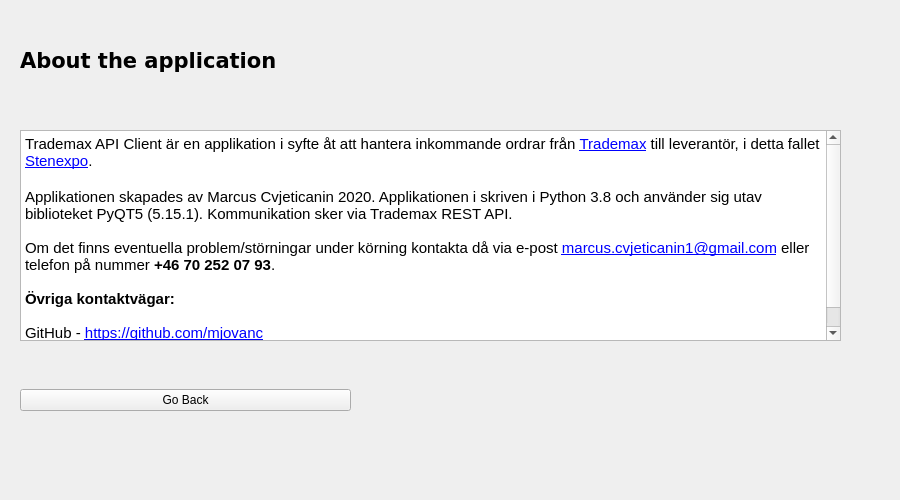
First picture: the form in src/view/ui/widget_about.ui, repository mjovanc/trademax-api-client, before the edit.
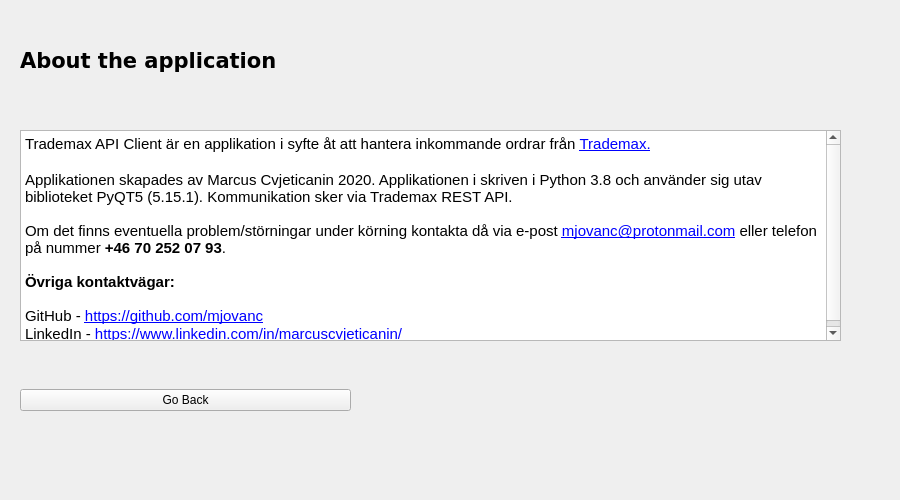
Second picture: the form after the edit.

Commit message: Changing window size of purchase order

```diff
--- a/src/view/ui/widget_about.ui
+++ b/src/view/ui/widget_about.ui
@@ -33,9 +33,9 @@
 &lt;html&gt;&lt;head&gt;&lt;meta name=&quot;qrichtext&quot; content=&quot;1&quot; /&gt;&lt;style type=&quot;text/css&quot;&gt;
 p, li { white-space: pre-wrap; }
 &lt;/style&gt;&lt;/head&gt;&lt;body style=&quot; font-family:'Ubuntu'; font-size:11pt; font-weight:400; font-style:normal;&quot;&gt;
-&lt;p style=&quot; margin-top:0px; margin-bottom:0px; margin-left:0px; margin-right:0px; -qt-block-indent:0; text-indent:0px;&quot;&gt;Trademax API Client är en applikation i syfte åt att hantera inkommande ordrar från &lt;a href=&quot;https://www.trademax.se/&quot;&gt;&lt;span style=&quot; text-decoration: underline; color:#0000ff;&quot;&gt;Trademax&lt;/span&gt;&lt;/a&gt; till leverantör, i detta fallet &lt;a href=&quot;https://www.stenexpo.com/&quot;&gt;&lt;span style=&quot; text-decoration: underline; color:#0000ff;&quot;&gt;Stenexpo&lt;/span&gt;&lt;/a&gt;. &lt;/p&gt;
+&lt;p style=&quot; margin-top:0px; margin-bottom:0px; margin-left:0px; margin-right:0px; -qt-block-indent:0; text-indent:0px;&quot;&gt;Trademax API Client är en applikation i syfte åt att hantera inkommande ordrar från &lt;a href=&quot;https://www.trademax.se/&quot;&gt;&lt;span style=&quot; text-decoration: underline; color:#0000ff;&quot;&gt;Trademax.&lt;/span&gt;&lt;/a&gt;&lt;/p&gt;
 &lt;p style=&quot;-qt-paragraph-type:empty; margin-top:0px; margin-bottom:0px; margin-left:0px; margin-right:0px; -qt-block-indent:0; text-indent:0px;&quot;&gt;&lt;br /&gt;&lt;/p&gt;
-&lt;p style=&quot; margin-top:0px; margin-bottom:0px; margin-left:0px; margin-right:0px; -qt-block-indent:0; text-indent:0px;&quot;&gt;Applikationen skapades av Marcus Cvjeticanin 2020. Applikationen i skriven i Python 3.8 och använder sig utav biblioteket PyQT5 (5.15.1). Kommunikation sker via Trademax REST API. &lt;br /&gt;&lt;br /&gt;Om det finns eventuella problem/störningar under körning kontakta då via e-post &lt;a href=&quot;mailto:marcus.cvjeticanin1@gmail.com&quot;&gt;&lt;span style=&quot; text-decoration: underline; color:#0000ff;&quot;&gt;marcus.cvjeticanin1@gmail.com&lt;/span&gt;&lt;/a&gt; eller telefon på nummer &lt;span style=&quot; font-weight:600;&quot;&gt;+46 70 252 07 93&lt;/span&gt;. &lt;br /&gt;&lt;br /&gt;&lt;span style=&quot; font-weight:600;&quot;&gt;Övriga kontaktvägar:&lt;/span&gt;&lt;br /&gt;&lt;br /&gt;GitHub - &lt;a href=&quot;https://github.com/mjovanc&quot;&gt;&lt;span style=&quot; text-decoration: underline; color:#0000ff;&quot;&gt;https://github.com/mjovanc&lt;/span&gt;&lt;/a&gt;&lt;/p&gt;
+&lt;p style=&quot; margin-top:0px; margin-bottom:0px; margin-left:0px; margin-right:0px; -qt-block-indent:0; text-indent:0px;&quot;&gt;Applikationen skapades av Marcus Cvjeticanin 2020. Applikationen i skriven i Python 3.8 och använder sig utav biblioteket PyQT5 (5.15.1). Kommunikation sker via Trademax REST API. &lt;br /&gt;&lt;br /&gt;Om det finns eventuella problem/störningar under körning kontakta då via e-post &lt;a href=&quot;mailto:mjovanc@protonmail.com&quot;&gt;&lt;span style=&quot; text-decoration: underline; color:#0000ff;&quot;&gt;mjovanc@protonmail.com&lt;/span&gt;&lt;/a&gt; eller telefon på nummer &lt;span style=&quot; font-weight:600;&quot;&gt;+46 70 252 07 93&lt;/span&gt;. &lt;br /&gt;&lt;br /&gt;&lt;span style=&quot; font-weight:600;&quot;&gt;Övriga kontaktvägar:&lt;/span&gt;&lt;br /&gt;&lt;br /&gt;GitHub - &lt;a href=&quot;https://github.com/mjovanc&quot;&gt;&lt;span style=&quot; text-decoration: underline; color:#0000ff;&quot;&gt;https://github.com/mjovanc&lt;/span&gt;&lt;/a&gt;&lt;/p&gt;
 &lt;p style=&quot; margin-top:0px; margin-bottom:0px; margin-left:0px; margin-right:0px; -qt-block-indent:0; text-indent:0px;&quot;&gt;LinkedIn - &lt;a href=&quot;https://www.linkedin.com/in/marcuscvjeticanin/&quot;&gt;&lt;span style=&quot; text-decoration: underline; color:#0000ff;&quot;&gt;https://www.linkedin.com/in/marcuscvjeticanin/&lt;/span&gt;&lt;/a&gt;&lt;/p&gt;&lt;/body&gt;&lt;/html&gt;</string>
       </property>
       <property name="openExternalLinks">
```
The commit also changes 2 other files.
